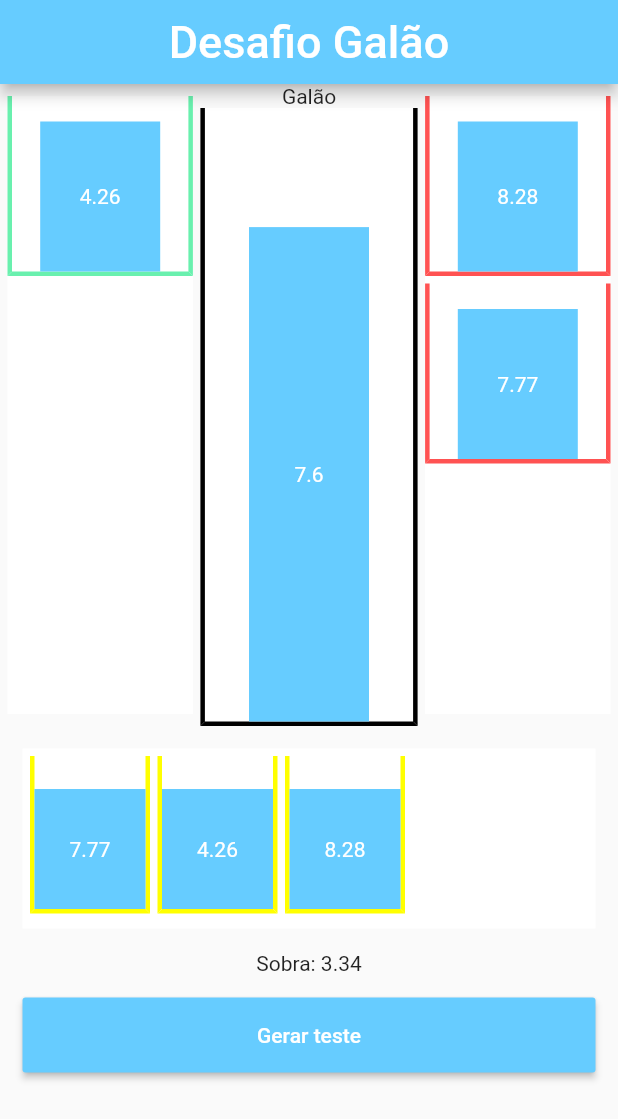
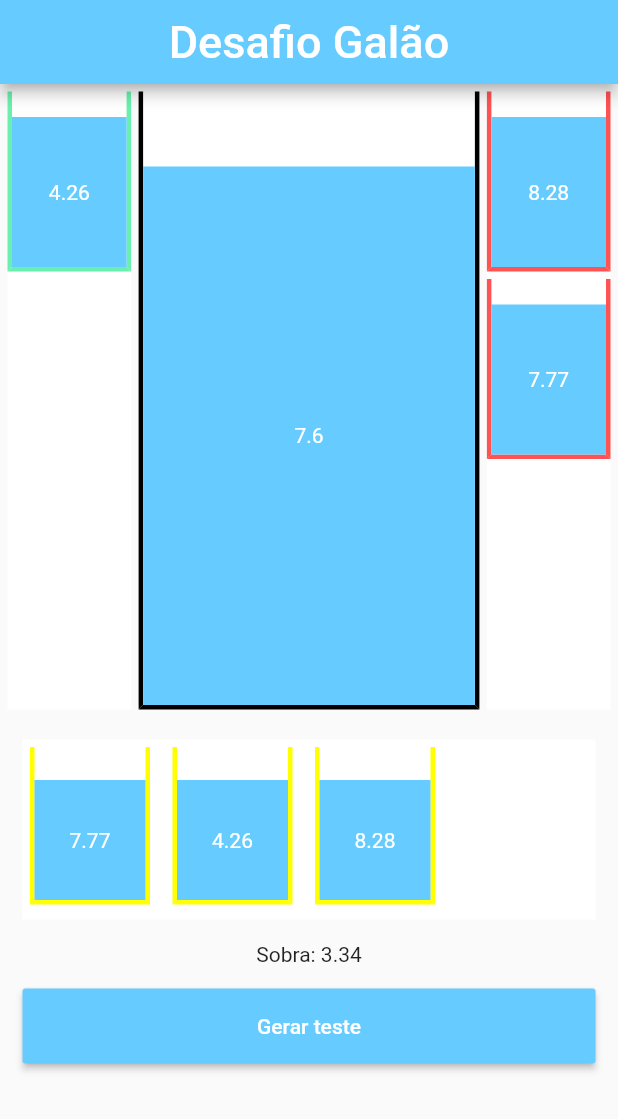
Before and after one commit to BrayanBertan/desafio_galao, a Flutter app: the screen it shows after launch, after a tap on "Gerar teste", on a phone screen of 412 x 824 dp. Shown: the top 1119 px of the screen. Run offline on Flutter 3.47's test engine with Material 2 defaults, Android fonts, the phone set to English and light mode, and no system bars; our stand-ins replace flutter_mobx, mobx; generated files the repository leaves out were written again.

Commit message:
melhorias ui

```diff
--- a/lib/views/home.dart
+++ b/lib/views/home.dart
@@ -31,7 +31,7 @@ class _HomePageState extends State<HomePage> {
               Container(
                 margin: EdgeInsets.all(5.0),
                 color: Colors.white,
-                width: MediaQuery.of(context).size.width * 0.3,
+                width: MediaQuery.of(context).size.width * 0.2,
                 height: MediaQuery.of(context).size.height * 0.5,
                 child: Observer(builder: (_) {
                   return ListView(
@@ -70,11 +70,7 @@ class _HomePageState extends State<HomePage> {
                 }),
               ),
               Expanded(
-                  child: Column(
-                children: [
-                  Text('Galão'),
-                  Container(
-                    alignment: Alignment.bottomCenter,
+                  child: Container(
                 height: MediaQuery.of(context).size.height * 0.5,
                 decoration: BoxDecoration(
                     color: Colors.white,
@@ -84,9 +80,7 @@ class _HomePageState extends State<HomePage> {
                       left: BorderSide(color: Colors.black, width: 3.0),
                     )),
                 child: Container(
-                      margin: EdgeInsets.zero,
-                      width: 80.0,
-                      height: MediaQuery.of(context).size.height * 0.4,
+                  margin: EdgeInsets.only(top: 50.0),
                   color: color,
                   child: Center(
                     child: Observer(
@@ -96,13 +90,11 @@ class _HomePageState extends State<HomePage> {
                             )),
                   ),
                 ),
-                  )
-                ],
               )),
               Container(
                 margin: EdgeInsets.all(5.0),
                 color: Colors.white,
-                width: MediaQuery.of(context).size.width * 0.3,
+                width: MediaQuery.of(context).size.width * 0.2,
                 height: MediaQuery.of(context).size.height * 0.5,
                 child: Observer(builder: (_) {
                   return ListView(
@@ -153,7 +145,7 @@ class _HomePageState extends State<HomePage> {
                 scrollDirection: Axis.horizontal,
                 itemCount: controller.listaTodos.length,
                 separatorBuilder: (BuildContext context, int index) => SizedBox(
-                  width: 5.0,
+                  width: 15.0,
                 ),
                 itemBuilder: (context, index) {
                   return controller.listaTodos == null
```
Lines whose indentation alone changed are shown as unchanged.
